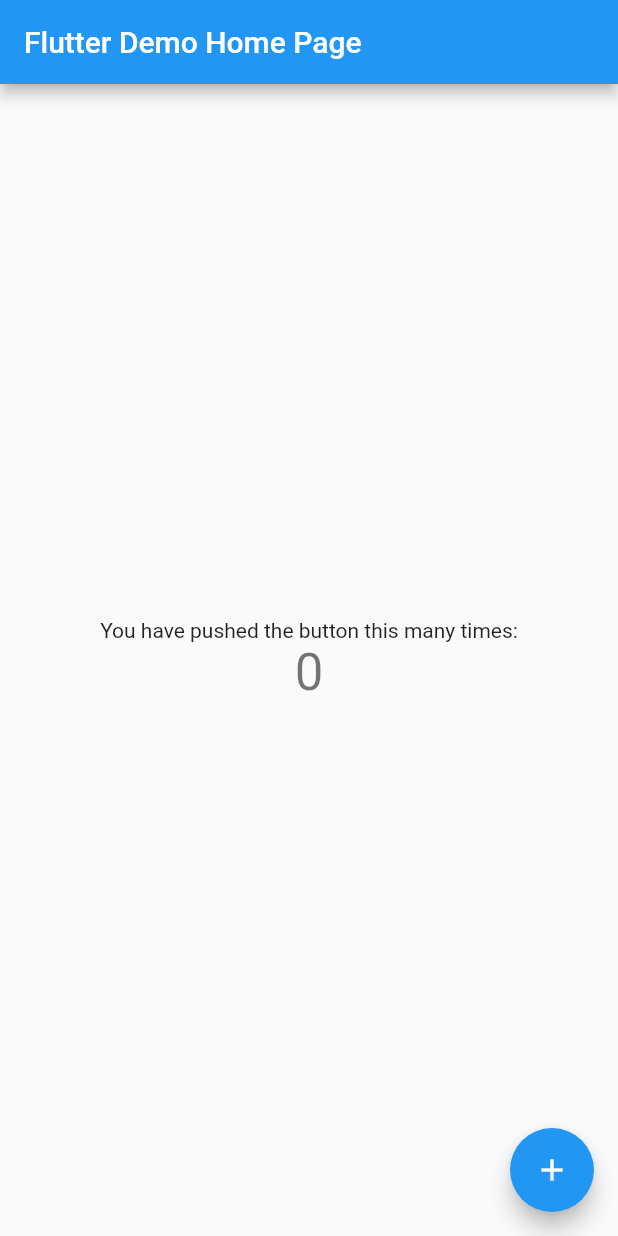
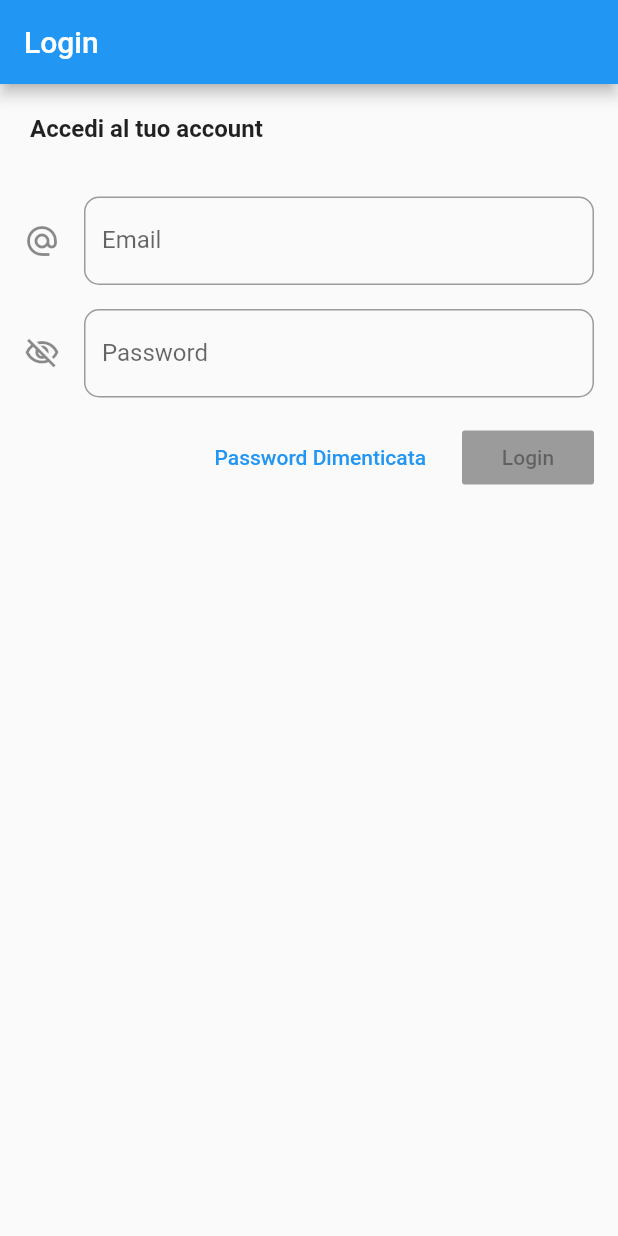
Before and after one commit to LucaRocco/mobile-project, a Flutter app: the screen it shows after launch, on a phone screen of 412 x 824 dp. Run offline on Flutter 3.47's test engine with Material 2 defaults, Android fonts, the phone set to English and light mode, and no system bars.

Commit message:
Creata schermata di login nel file login.dart

```diff
--- /dev/null
+++ b/lib/login.dart
@@ -0,0 +1,102 @@
+import 'package:flutter/material.dart';
+
+class LoginPage extends StatefulWidget {
+  LoginPage({Key key, this.title}) : super(key: key);
+
+  final String title;
+
+  @override
+  _LoginPageState createState() => _LoginPageState();
+}
+
+class _LoginPageState extends State<LoginPage> {
+  TextEditingController usernameController = TextEditingController();
+  TextEditingController passwordController = TextEditingController();
+
+  bool disabledLogin = true;
+  User user = User();
+  @override
+  Widget build(BuildContext context) {
+    return Scaffold(
+      appBar: AppBar(
+        title: Text("Login"),
+      ),
+      body: Container(
+        child: Column(
+          children: <Widget>[
+            Row(
+              mainAxisAlignment: MainAxisAlignment.start,
+              children: [
+                Padding(
+                  padding: EdgeInsets.all(20),
+                  child: Text(
+                    "Accedi al tuo account",
+                    style: TextStyle(fontSize: 16, fontWeight: FontWeight.bold),
+                  ),
+                ),
+              ],
+            ),
+            Container(
+              padding: EdgeInsets.all(16),
+              child: TextField(
+                decoration: InputDecoration(
+                    border: OutlineInputBorder(
+                        borderRadius: BorderRadius.all(Radius.circular(10))),
+                    labelText: 'Email',
+                    icon: Icon(Icons.alternate_email)),
+                controller: usernameController,
+                onChanged: _onChanged,
+              ),
+            ),
+            Container(
+              padding: EdgeInsets.only(left: 16, right: 16),
+              child: TextField(
+                decoration: InputDecoration(
+                    border: OutlineInputBorder(
+                        borderRadius: BorderRadius.all(Radius.circular(10))),
+                    labelText: 'Password',
+                    icon: Icon(Icons.visibility_off_outlined)),
+                controller: passwordController,
+                onChanged: _onChanged,
+              ),
+            ),
+            Row(
+              children: [
+                TextButton(
+                  child: Text("Password Dimenticata"),
+                  onPressed: () => {},
+                ),
+                Padding(
+                  padding: EdgeInsets.all(16),
+                  child: RaisedButton(
+                      child: Text('Login'),
+                      onPressed: disabledLogin ? null : _loginPressed),
+                ),
+              ],
+              mainAxisAlignment: MainAxisAlignment.end,
+            )
+          ],
+        ),
+      ),
+    );
+  }
+
+  void _loginPressed() {
+    setState(() {
+      user.username = usernameController.text;
+      user.password = passwordController.text;
+    });
+  }
+
+  void _onChanged(String value) {
+    setState(() {
+      disabledLogin = (usernameController.text.length < 6 ||
+          passwordController.text.length < 8);
+    });
+  }
+}
+
+class User {
+  String username;
+  String password;
+}
--- a/lib/main.dart
+++ b/lib/main.dart
@@ -1,4 +1,5 @@
 import 'package:flutter/material.dart';
+import 'package:in_expense/login.dart';
 
 void main() {
   runApp(MyApp());
@@ -11,107 +12,11 @@
     return MaterialApp(
       title: 'Flutter Demo',
       theme: ThemeData(
-        // This is the theme of your application.
-        //
-        // Try running your application with "flutter run". You'll see the
-        // application has a blue toolbar. Then, without quitting the app, try
-        // changing the primarySwatch below to Colors.green and then invoke
-        // "hot reload" (press "r" in the console where you ran "flutter run",
-        // or simply save your changes to "hot reload" in a Flutter IDE).
-        // Notice that the counter didn't reset back to zero; the application
-        // is not restarted.
         primarySwatch: Colors.blue,
-        // This makes the visual density adapt to the platform that you run
-        // the app on. For desktop platforms, the controls will be smaller and
-        // closer together (more dense) than on mobile platforms.
+        accentColor: Colors.green,
         visualDensity: VisualDensity.adaptivePlatformDensity,
       ),
-      home: MyHomePage(title: 'Flutter Demo Home Page'),
+      home: LoginPage(),
     );
   }
 }
-
-class MyHomePage extends StatefulWidget {
-  MyHomePage({Key key, this.title}) : super(key: key);
-
-  // This widget is the home page of your application. It is stateful, meaning
-  // that it has a State object (defined below) that contains fields that affect
-  // how it looks.
-
-  // This class is the configuration for the state. It holds the values (in this
-  // case the title) provided by the parent (in this case the App widget) and
-  // used by the build method of the State. Fields in a Widget subclass are
-  // always marked "final".
-
-  final String title;
-
-  @override
-  _MyHomePageState createState() => _MyHomePageState();
-}
-
-class _MyHomePageState extends State<MyHomePage> {
-  int _counter = 0;
-
-  void _incrementCounter() {
-    setState(() {
-      // This call to setState tells the Flutter framework that something has
-      // changed in this State, which causes it to rerun the build method below
-      // so that the display can reflect the updated values. If we changed
-      // _counter without calling setState(), then the build method would not be
-      // called again, and so nothing would appear to happen.
-      _counter++;
-    });
-  }
-
-  @override
-  Widget build(BuildContext context) {
-    // This method is rerun every time setState is called, for instance as done
-    // by the _incrementCounter method above.
-    //
-    // The Flutter framework has been optimized to make rerunning build methods
-    // fast, so that you can just rebuild anything that needs updating rather
-    // than having to individually change instances of widgets.
-    return Scaffold(
-      appBar: AppBar(
-        // Here we take the value from the MyHomePage object that was created by
-        // the App.build method, and use it to set our appbar title.
-        title: Text(widget.title),
-      ),
-      body: Center(
-        // Center is a layout widget. It takes a single child and positions it
-        // in the middle of the parent.
-        child: Column(
-          // Column is also a layout widget. It takes a list of children and
-          // arranges them vertically. By default, it sizes itself to fit its
-          // children horizontally, and tries to be as tall as its parent.
-          //
-          // Invoke "debug painting" (press "p" in the console, choose the
-          // "Toggle Debug Paint" action from the Flutter Inspector in Android
-          // Studio, or the "Toggle Debug Paint" command in Visual Studio Code)
-          // to see the wireframe for each widget.
-          //
-          // Column has various properties to control how it sizes itself and
-          // how it positions its children. Here we use mainAxisAlignment to
-          // center the children vertically; the main axis here is the vertical
-          // axis because Columns are vertical (the cross axis would be
-          // horizontal).
-          mainAxisAlignment: MainAxisAlignment.center,
-          children: <Widget>[
-            Text(
-              'You have pushed the button this many times:',
-            ),
-            Text(
-              '$_counter',
-              style: Theme.of(context).textTheme.headline4,
-            ),
-          ],
-        ),
-      ),
-      floatingActionButton: FloatingActionButton(
-        onPressed: _incrementCounter,
-        tooltip: 'Increment',
-        child: Icon(Icons.add),
-      ), // This trailing comma makes auto-formatting nicer for build methods.
-    );
-  }
-}
```
Also changed, not shown: 2 other files.
